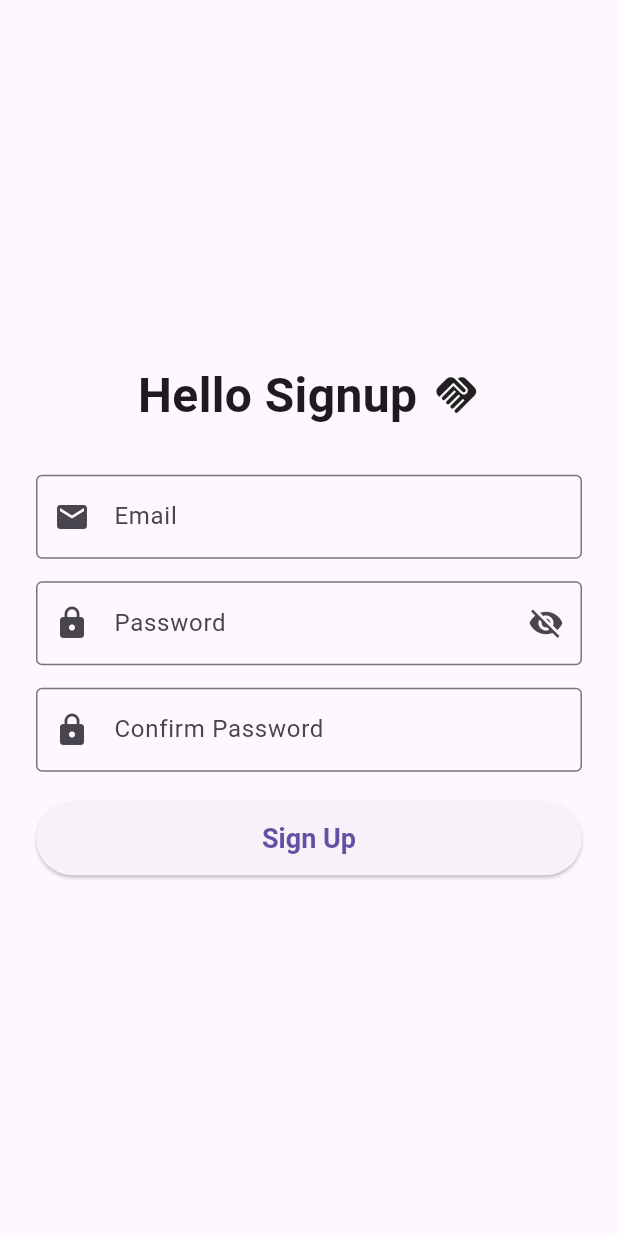
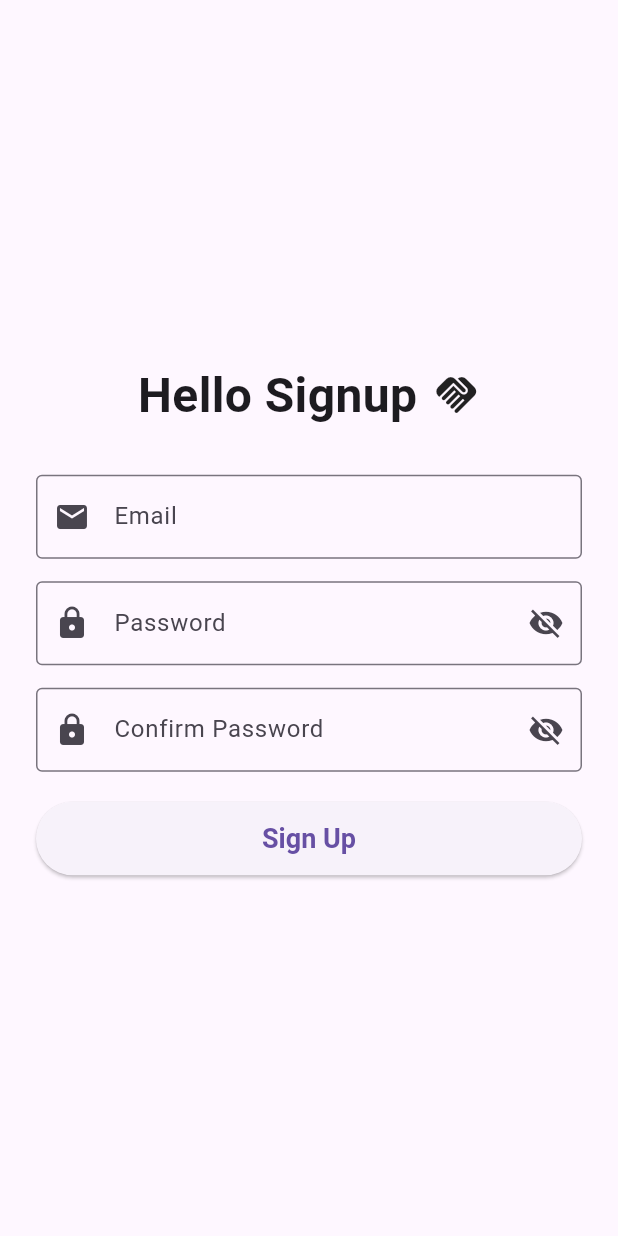
Before and after one commit to omar-albarakeh/chatapp-v2, a Flutter app: the screen it shows after launch, on a phone screen of 412 x 824 dp. Run offline on Flutter 3.47's test engine with Material 3 defaults, Android fonts, the phone set to English and light mode, and no system bars.

Commit message:
signup page updated

```diff
--- a/lib/Signup.dart
+++ b/lib/Signup.dart
@@ -8,7 +8,8 @@ class Signuppage extends StatefulWidget {
 }
 
 class _SignuppageState extends State<Signuppage> {
-  bool _isVisible = false;
+  bool _isPasswordVisible = false;
+  bool _isConfirmPasswordVisible = false;
 
   @override
   Widget build(BuildContext context) {
@@ -20,12 +21,12 @@ class _SignuppageState extends State<Signuppage> {
             mainAxisSize: MainAxisSize.min,
             crossAxisAlignment: CrossAxisAlignment.center,
             children: [
-              Row(
+              const Row(
                 mainAxisSize: MainAxisSize.min,
                 children: [
-                  const Text("Hello Signup", style: TextStyle(fontSize: 32, fontWeight: FontWeight.bold)),
-                  const SizedBox(width: 10),
-                  const Icon(Icons.handshake, size: 32),
+                  Text("Hello Signup", style: TextStyle(fontSize: 32, fontWeight: FontWeight.bold)),
+                  SizedBox(width: 10),
+                  Icon(Icons.handshake, size: 32),
                 ],
               ),
               const SizedBox(height: 30),
@@ -43,32 +44,39 @@ class _SignuppageState extends State<Signuppage> {
                   labelText: "Password",
                   prefixIcon: const Icon(Icons.lock),
                   suffixIcon: IconButton(
-                    icon: Icon(_isVisible ? Icons.visibility : Icons.visibility_off),
+                    icon: Icon(_isPasswordVisible ? Icons.visibility : Icons.visibility_off),
                     onPressed: () {
                       setState(() {
-                        _isVisible = !_isVisible;
+                        _isPasswordVisible = !_isPasswordVisible;
                       });
                     },
                   ),
                   border: const OutlineInputBorder(),
                 ),
-                obscureText: !_isVisible,
+                obscureText: !_isPasswordVisible,
               ),
               const SizedBox(height: 15),
-              const TextField(
+              TextField(
                 decoration: InputDecoration(
                   labelText: "Confirm Password",
-                  prefixIcon: Icon(Icons.lock),
-                  border: OutlineInputBorder(),
+                  prefixIcon: const Icon(Icons.lock),
+                  suffixIcon: IconButton(
+                    icon: Icon(_isConfirmPasswordVisible ? Icons.visibility : Icons.visibility_off),
+                    onPressed: () {
+                      setState(() {
+                        _isConfirmPasswordVisible = !_isConfirmPasswordVisible;
+                      });
+                    },
+                  ),
+                  border: const OutlineInputBorder(),
                 ),
-                obscureText: true,
+                obscureText: !_isConfirmPasswordVisible,
               ),
               const SizedBox(height: 20),
               SizedBox(
                 width: double.infinity,
                 child: ElevatedButton(
-                  onPressed: () {
-                  },
+                  onPressed: () {},
                   style: ElevatedButton.styleFrom(
                     padding: const EdgeInsets.symmetric(vertical: 14),
                     textStyle: const TextStyle(fontSize: 18, fontWeight: FontWeight.bold),
```
